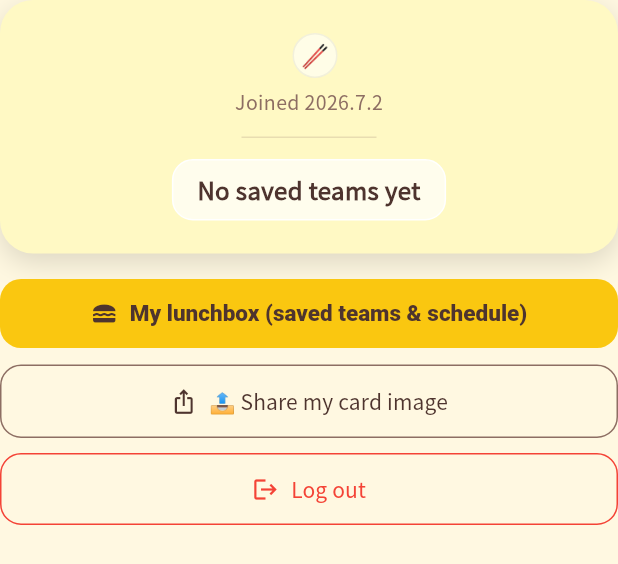
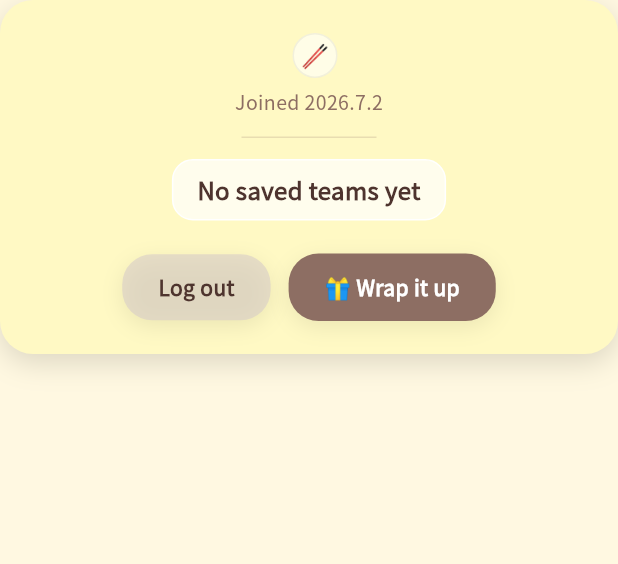
Before and after one commit to nulloongzi/null_oongzi-do-app, a Flutter app: the ProfileScreen widget shown alone on an empty page, opened directly, on a phone screen of 412 x 824 dp. Shown: the top 564 px of the screen. Run offline on Flutter 3.47's test engine with Material 3 defaults, Android fonts, the phone set to English and light mode, and no system bars; our stand-ins replace app_links, cloud_firestore, cloud_functions, firebase_analytics, firebase_auth, firebase_core and 9 more; missing offline and left inert: appinio_social_share, flutter_naver_map; accounts and stored records are empty; network calls fail.

Commit message:
fix(profile): 공유 버튼을 웹 명칭 '🎁 포장하기'로 + 카드 내 푸터 배치
임의로 지은 '📤 내 카드 이미지 공유' 명칭을 웹 share_wrap 그대로
'🎁 포장하기'(EN 'Wrap it up')로 교체.

- 웹 .pc-footer 재현: 카드 안에 [로그아웃(회색 알약) | 🎁 포장하기(갈색 알약)]
  나란히 배치, 눌림 스프링
- 카드 아래 별도 버튼 스택(도시락/공유/로그아웃) 제거 — 웹 카드 구성과 동일하게.
  도시락 진입은 지도 🍱 FAB 유지

```diff
--- a/lib/l10n/strings.dart
+++ b/lib/l10n/strings.dart
@@ -82,7 +82,7 @@ const Map<String, Map<String, String>> kStrings = {
   'my_lunchbox': {'ko': '내 도시락 (찜한 팀·식단표)', 'en': 'My lunchbox (saved teams & schedule)'},
   'share_image_title': {'ko': '이미지로 공유', 'en': 'Share as image'},
   'share_image_btn': {'ko': '이미지로 공유 / 저장', 'en': 'Share / save image'},
-  'share_image_btn_profile': {'ko': '📤 내 카드 이미지 공유', 'en': '📤 Share my card image'},
+  'share_wrap': {'ko': '🎁 포장하기', 'en': '🎁 Wrap it up'},
   'change_nickname': {'ko': '닉네임 변경', 'en': 'Change nickname'},
   'logout': {'ko': '로그아웃', 'en': 'Log out'},
   'joined': {'ko': '가입', 'en': 'Joined'},
--- a/lib/screens/profile_screen.dart
+++ b/lib/screens/profile_screen.dart
@@ -12,7 +12,6 @@ import '../services/lunchbox_service.dart';
 import '../services/profile_service.dart';
 import '../theme.dart';
 import '../widgets/bounce_tap.dart';
-import 'lunchbox_screen.dart';
 import 'share_image_screen.dart';
 
 /// 내 정보 팝업: 웹 프로필 오버레이 대응 — 화면 중앙 카드 모달(딤 blur + 스프링 등장).
@@ -219,32 +218,36 @@ class _ProfileScreenState extends State<ProfileScreen> {
               padding: EdgeInsets.symmetric(vertical: 60),
               child: Center(child: CircularProgressIndicator()),
             )
-          else ...[
-            if (_profile != null) _card(_profile!),
-            const SizedBox(height: 16),
-            ElevatedButton.icon(
-              onPressed: () => showLunchboxSheet(context),
-              icon: const Icon(Icons.lunch_dining, size: 18),
-              label: Text(t('my_lunchbox')),
-            ),
-            const SizedBox(height: 10),
-            OutlinedButton.icon(
-              onPressed: () => Navigator.push(context,
-                  MaterialPageRoute(builder: (_) => const ShareImageScreen())),
-              icon: const Icon(Icons.ios_share, size: 18),
-              label: Text(t('share_image_btn_profile')),
-            ),
-            const SizedBox(height: 10),
-            OutlinedButton.icon(
-              onPressed: _signOut,
-              icon: const Icon(Icons.logout, size: 18, color: Colors.red),
-              label: Text(t('logout'),
-                  style: const TextStyle(color: Colors.red)),
-              style: OutlinedButton.styleFrom(
-                  side: const BorderSide(color: Colors.red)),
-            ),
+          else if (_profile != null)
+            // 웹 profile-card 그대로: 카드 하나(푸터 버튼 포함)만 중앙에.
+            _card(_profile!),
+        ],
+      ),
+    );
+  }
+
+  // 웹 .btn-logout/.pc-share-btn 톤의 알약 버튼(눌림 scale .95).
+  Widget _footerBtn({
+    required String label,
+    required Color bg,
+    required Color fg,
+    required VoidCallback onTap,
+  }) {
+    return BounceTap(
+      onTap: onTap,
+      child: Container(
+        padding: const EdgeInsets.symmetric(horizontal: 24, vertical: 12),
+        decoration: BoxDecoration(
+          color: bg,
+          borderRadius: BorderRadius.circular(20),
+          boxShadow: const [
+            BoxShadow(
+                color: Color(0x14000000), blurRadius: 12, offset: Offset(0, 4)),
           ],
-        ],
+        ),
+        child: Text(label,
+            style: TextStyle(
+                fontSize: 14, fontWeight: FontWeight.w700, color: fg)),
       ),
     );
   }
@@ -333,6 +336,29 @@ class _ProfileScreenState extends State<ProfileScreen> {
                         color: NurungjiColors.dark),
                   ),
                 ),
+                const SizedBox(height: 22),
+                // 푸터(웹 .pc-footer): [로그아웃 | 🎁 포장하기] 나란히
+                Row(
+                  mainAxisAlignment: MainAxisAlignment.center,
+                  children: [
+                    _footerBtn(
+                      label: t('logout'),
+                      bg: const Color(0x99D7CCC8), // 웹 .btn-logout
+                      fg: NurungjiColors.dark,
+                      onTap: _signOut,
+                    ),
+                    const SizedBox(width: 12),
+                    _footerBtn(
+                      label: t('share_wrap'), // 🎁 포장하기
+                      bg: NurungjiColors.brown, // 웹 .pc-share-btn
+                      fg: Colors.white,
+                      onTap: () => Navigator.push(
+                          context,
+                          MaterialPageRoute(
+                              builder: (_) => const ShareImageScreen())),
+                    ),
+                  ],
+                ),
               ],
             ),
           ),
```
